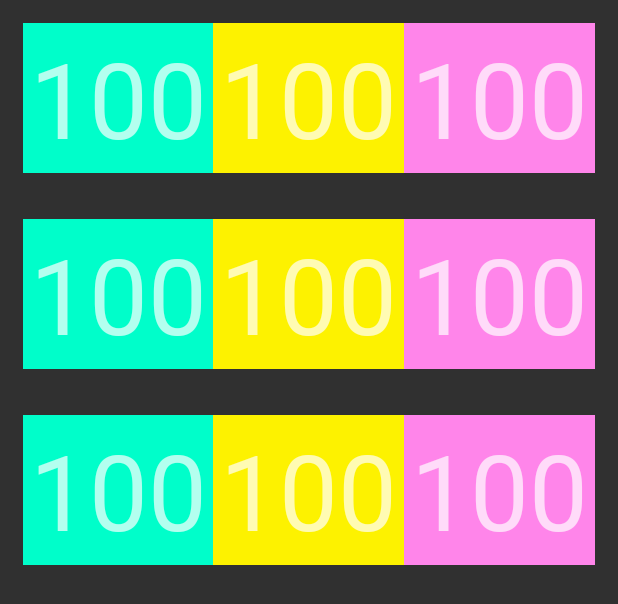
After one commit to joshk44/FreeTrainingTimer, an Android app: the layout activity_historical.xml on its own in the app's theme, with its tools: preview values and no code run, on a phone screen of 412 x 824 dp. The commit adds this screen. Shown: the top 604 px of the screen. Run offline under Robolectric (Android 15) with nearby library versions, the light colour scheme and no system bars.

Commit message:
Add historical layout

```diff
--- /dev/null
+++ b/app/src/main/res/layout/activity_historical.xml
@@ -0,0 +1,13 @@
+<?xml version="1.0" encoding="utf-8"?>
+<androidx.constraintlayout.widget.ConstraintLayout xmlns:android="http://schemas.android.com/apk/res/android"
+    android:layout_width="match_parent"
+    android:layout_height="match_parent"
+    xmlns:tools="http://schemas.android.com/tools">
+
+    <androidx.recyclerview.widget.RecyclerView
+        android:id="@+id/rvHistorical"
+        android:layout_width="match_parent"
+        android:layout_height="match_parent"
+        tools:listitem="@layout/historical_item" />
+
+</androidx.constraintlayout.widget.ConstraintLayout>
--- a/app/src/main/res/layout/activity_main.xml
+++ b/app/src/main/res/layout/activity_main.xml
@@ -4,7 +4,7 @@
     xmlns:tools="http://schemas.android.com/tools"
     android:layout_width="match_parent"
     android:layout_height="match_parent"
-    tools:context=".MainActivity">
+    tools:context=".ui.MainActivity">
 
     <LinearLayout
         android:id="@+id/linearLayout"
@@ -74,13 +74,12 @@
 
 
     <com.google.android.material.floatingactionbutton.FloatingActionButton
-        android:id="@+id/fab"
+        android:id="@+id/historicalFloating"
         android:layout_width="wrap_content"
         android:layout_height="wrap_content"
         android:layout_gravity="end|bottom"
         android:layout_margin="16dp"
         android:src="@drawable/ic_history"
-        android:visibility="gone"
         app:layout_constraintBottom_toBottomOf="parent"
         app:layout_constraintEnd_toEndOf="parent" />
 
--- a/app/src/main/res/layout/activity_timer_running.xml
+++ b/app/src/main/res/layout/activity_timer_running.xml
@@ -4,7 +4,7 @@
     xmlns:tools="http://schemas.android.com/tools"
     android:layout_width="match_parent"
     android:layout_height="match_parent"
-    tools:context=".TimerRunningActivity">
+    tools:context=".ui.TimerRunningActivity">
 
 
     <TextView
--- /dev/null
+++ b/app/src/main/res/layout/historical_item.xml
@@ -0,0 +1,51 @@
+<?xml version="1.0" encoding="utf-8"?>
+<LinearLayout
+    xmlns:android="http://schemas.android.com/apk/res/android"
+    xmlns:tools="http://schemas.android.com/tools"
+    android:layout_width="match_parent"
+    android:orientation="horizontal"
+    android:padding="15dp"
+    android:elevation="3dp"
+    android:layout_height="wrap_content">
+
+    <TextView
+        android:id="@+id/active"
+        android:layout_width="0dp"
+        android:layout_height="100dp"
+        android:layout_weight="1"
+        android:lines="1"
+        android:layout_gravity="center"
+        android:gravity="center"
+        android:background="@color/neonone"
+        android:fontFamily="@font/gugi_regular"
+        android:textAlignment="center"
+        android:textSize="70sp"
+        tools:text="100" />
+
+    <TextView
+        android:id="@+id/rest"
+        android:layout_width="0dp"
+        android:background="@color/neontwo"
+        android:layout_height="100dp"
+        android:layout_weight="1"
+        android:layout_gravity="center"
+        android:fontFamily="@font/gugi_regular"
+        android:textAlignment="center"
+        android:textSize="70sp"
+        android:gravity="center"
+        tools:text="100" />
+
+    <TextView
+        android:id="@+id/laps"
+        android:background="@color/neonthree"
+        android:layout_width="0dp"
+        android:layout_gravity="center"
+        android:layout_height="100dp"
+        android:layout_weight="1"
+        android:gravity="center"
+        android:fontFamily="@font/gugi_regular"
+        android:textAlignment="center"
+        android:textSize="70sp"
+        tools:text="100" />
+
+</LinearLayout>
```
